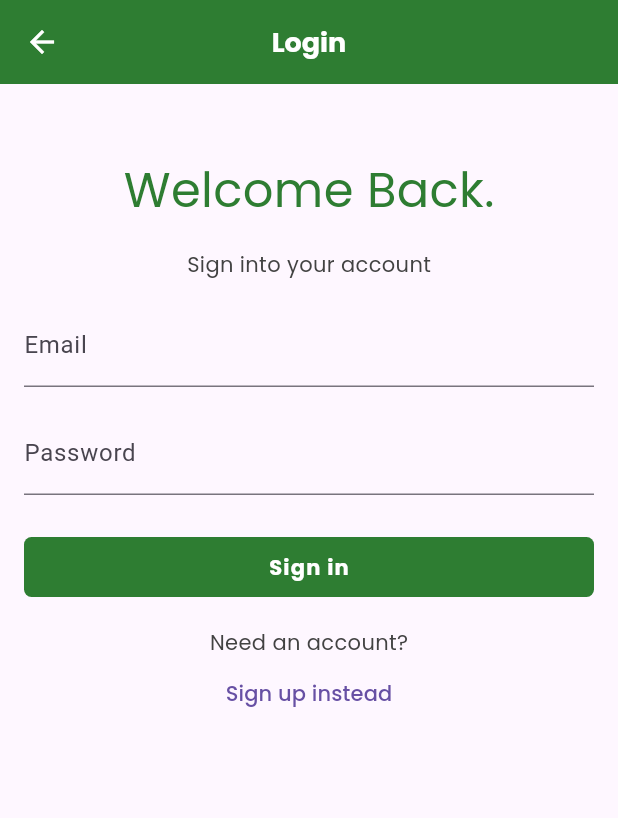
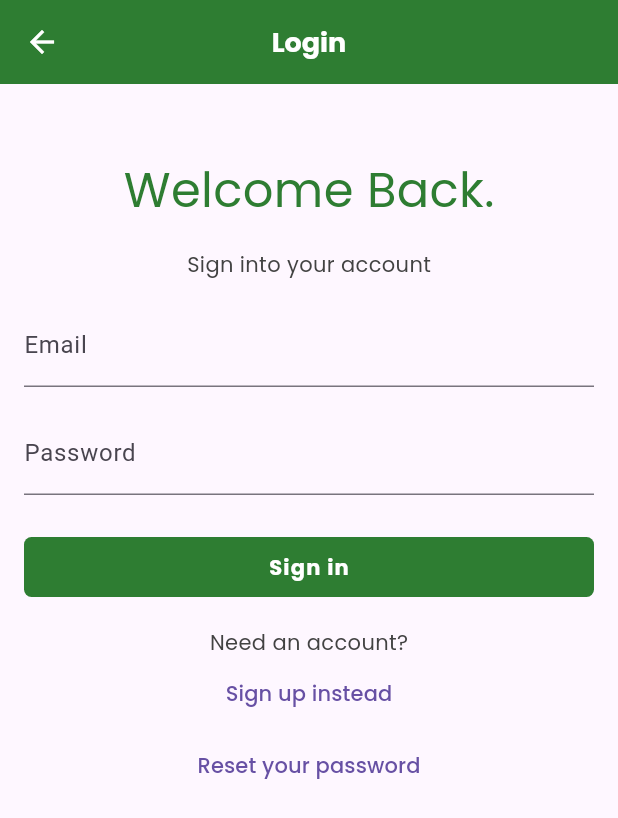
Before and after one commit to danielgai/wuct, a Flutter app: the screen it shows after launch, after a tap on "Login", on a phone screen of 412 x 824 dp. Shown: the top 818 px of the screen. Run offline on Flutter 3.47's test engine with Material 3 defaults, Android fonts, the phone set to English and light mode, and no system bars; our stand-ins replace cloud_firestore, firebase_auth, firebase_core, firebase_messaging, flutter_dotenv, flutter_riverpod and 5 more; accounts and stored records are empty.

Commit message:
added password reset and made it so you have to confirm email to use app

```diff
--- a/lib/main.dart
+++ b/lib/main.dart
@@ -10,13 +10,14 @@ import 'package:wuct/pages/map_menu_page.dart';
 import 'package:wuct/pages/map_page.dart';
 import 'package:wuct/pages/notifications_page.dart';
 import 'package:wuct/pages/profile.dart';
+import 'package:wuct/pages/reset_password_page.dart';
 import 'package:wuct/pages/signup.dart';
 import 'package:wuct/pages/web_view_container.dart';
 import 'package:wuct/pages/wuct_home.dart';
 import 'package:wuct/providers/auth_provider.dart';
-import 'package:wuct/services/screen_stack_observer.dart';
 
 import 'package:firebase_core/firebase_core.dart';
+import 'package:wuct/services/screen_stack_observer.dart';
 import 'firebase_options.dart';
 
 final navigatorKey = GlobalKey<NavigatorState>();
@@ -71,6 +72,7 @@ void main() async {
         '/map': (context) => const MapPage(),
         '/mapMenu': (context) => const MapMenuPage(),
         '/sendAnnouncement': (context) => const AnnouncementsPage(),
+        '/resetPassword': (context) => const ResetPasswordPage(),
       },
       // home: WebViewApp(),
       //throws an error if you have both home property and / cause of redundancy
--- a/lib/pages/login.dart
+++ b/lib/pages/login.dart
@@ -150,6 +150,13 @@ class _LoginPageState extends State<LoginPage> {
                   },
                   child: Text('Sign up instead', style: GoogleFonts.poppins()),
                 ),
+                TextButton(
+                  onPressed: () {
+                    Navigator.pushNamed(context, '/resetPassword');
+                  },
+                  child:
+                      Text('Reset your password', style: GoogleFonts.poppins()),
+                ),
               ],
             ),
           ),
--- a/lib/pages/signup.dart
+++ b/lib/pages/signup.dart
@@ -35,7 +35,7 @@ class _SignupFormState extends State<SignupForm> {
       final user = await AuthService.signUp(email, password, washuID);
       if (user != null) {
         ScaffoldMessenger.of(context).showSnackBar(
-          CustomSnackBar(label: 'Signup Successful'),
+          CustomSnackBar(label: 'Signup Successful, Please Verify Your Email to Access Your Account'),
         );
         if (mounted) {
           Navigator.pop(context, '/home');
--- a/lib/pages/wuct_home.dart
+++ b/lib/pages/wuct_home.dart
@@ -15,6 +15,7 @@ class WUCTHome extends ConsumerWidget {
 
     return user.when(
       data: (user) {
+
         // Define a list of buttons with their properties
         final int numUnseenNotifications = user?.notifications
                 .where((notification) => !notification.hasSeen)
@@ -59,8 +60,7 @@ class WUCTHome extends ConsumerWidget {
                   // Define your notifications action here
                   Navigator.of(context).pushNamed('/notifications');
                 },
-              numUnseenNotifications: numUnseenNotifications
-            ),
+                numUnseenNotifications: numUnseenNotifications),
           ButtonData(
             label: 'FAQs',
             icon: Icons.help,
@@ -72,19 +72,9 @@ class WUCTHome extends ConsumerWidget {
             url: 'https://wuct.wustl.edu/about.html',
           ),
           ButtonData(
-            label: 'Feedback',
-            icon: Icons.chat,
-            onPressed: (context) {
-              // Define your feedback action here
-            },
-          ),
-          ButtonData(
               label: 'Social',
               icon: Icons.share,
-            onPressed: (context) {
-              // Define your social action here
-            },
-          ),
+              url: 'https://www.instagram.com/wusea_wuct/'),
           // Conditionally render "Send Announcement" button if the user is admin
           if (user != null && user.isAdmin)
             ButtonData(
@@ -143,7 +133,8 @@ class WUCTHome extends ConsumerWidget {
                               icon: buttons[index].icon,
                               url: buttons[index].url,
                               onPressed: buttons[index].onPressed,
-                              numUnseenNotifications: buttons[index].numUnseenNotifications,
+                              numUnseenNotifications:
+                                  buttons[index].numUnseenNotifications,
                             );
                           },
                         );
@@ -160,7 +151,8 @@ class WUCTHome extends ConsumerWidget {
       error: (error, stackTrace) {
         return const Center(child: Text('Error loading user data'));
       },
-      loading: () => const Center(child: CircularProgressIndicator(color: Colors.blue)),
+      loading: () =>
+          const Center(child: CircularProgressIndicator(color: Colors.blue)),
     );
   }
 
--- a/lib/services/screen_stack_observer.dart
+++ b/lib/services/screen_stack_observer.dart
@@ -1,5 +1,6 @@
 import 'package:flutter/material.dart';
 
+//class for testing purposes only
 class ScreenStackObserver extends NavigatorObserver {
   final List<String> screenStack = [];
 
--- a/lib/shared/styled_text.dart
+++ b/lib/shared/styled_text.dart
@@ -16,18 +16,29 @@ class StyledBodyText extends StatelessWidget {
 }
 
 class StyledHeading extends StatelessWidget {
-  const StyledHeading(this.text, {super.key});
+  const StyledHeading(
+    this.text, {
+    super.key,
+    this.fontSize = 32, // Default font size
+  });
 
   final String text;
+  final double fontSize;
 
   @override
   Widget build(BuildContext context) {
-    return Text(text, style: GoogleFonts.poppins(
-        textStyle: TextStyle(color: Colors.green[800], fontSize: 32),
-      )
+    return Text(
+      text,
+      style: GoogleFonts.poppins(
+        textStyle: TextStyle(
+          color: Colors.green[800],
+          fontSize: fontSize,
+        ),
+      ),
     );
   }
 }
+
 
 class StyledAppBarText extends StatelessWidget {
   const StyledAppBarText(this.text, {super.key});
```
Also changed, not shown: lib/pages/notifications_page.dart (+3 -4 lines), lib/pages/reset_password_page.dart (added, +90 -0 lines), lib/providers/auth_provider.dart (+5 -36 lines), lib/services/auth_service.dart (+22 -3 lines), lib/services/notification_service.dart (+7 -8 lines). Lines whose indentation alone changed are shown as unchanged.
